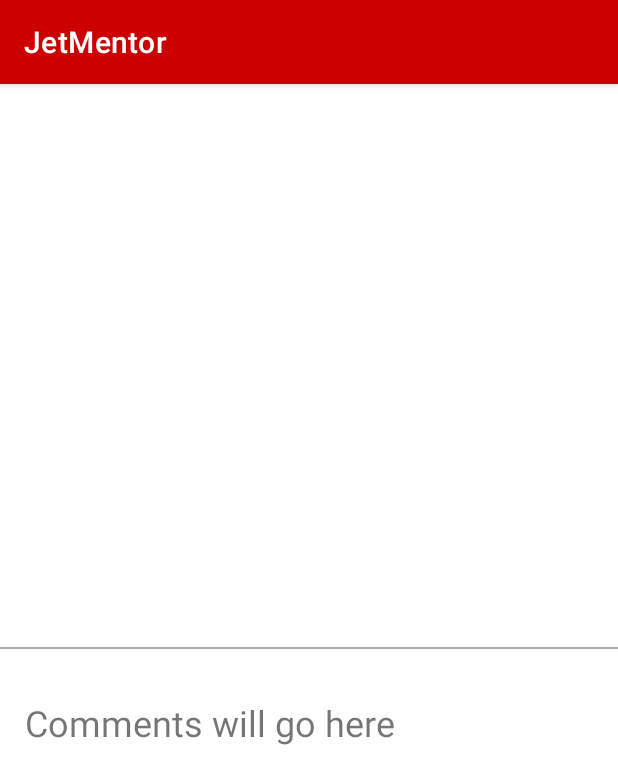
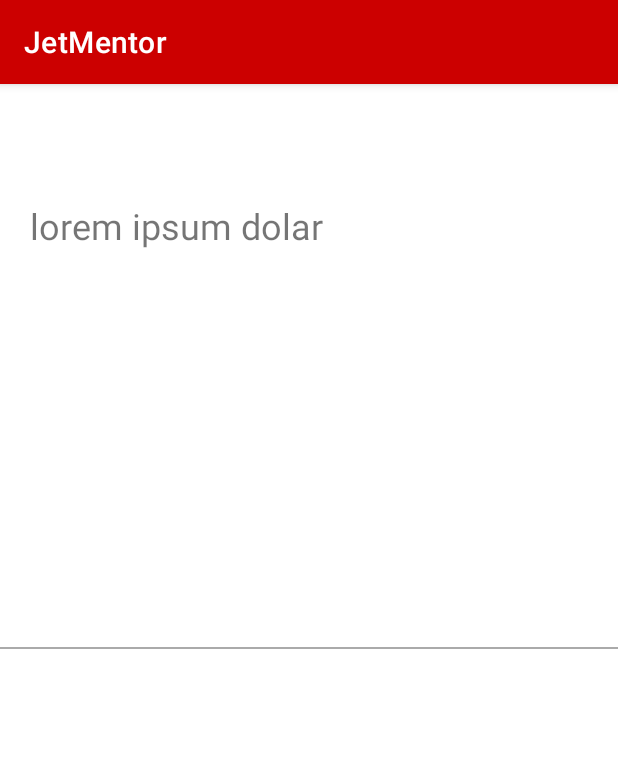
Before and after one commit to nickhaeff/JetMentor, an Android app: the openForumPostActivity screen opened directly, with no data from a screen before it, on a phone screen of 412 x 824 dp. Shown: the top 784 px of the screen. Run offline under Robolectric (Android 15) with nearby library versions, the phone set to English and light mode, and no system bars.

Commit message:
set up commenting on back end

```diff
--- a/app/src/main/java/com/example/jetmentor/ForumPost.java
+++ b/app/src/main/java/com/example/jetmentor/ForumPost.java
@@ -10,6 +10,7 @@ public class ForumPost {
     private String date;
     private int commentCount;
     private int id;
+    private String[] comments;
 
     public ForumPost(){}
 
@@ -29,6 +30,7 @@ public class ForumPost {
         this.user = user;
         this.commentCount = commentCount;
         this.id = id;
+        this.comments = null;
 
         date = new SimpleDateFormat("MM/dd").format(new Date());
     }
@@ -41,4 +43,5 @@ public class ForumPost {
     public int getId() {return id;}
     public void setId(int id) {this.id = id;}
     public String getDate() {return date;}
+    public String[] getComments() {return this.comments;}
 }
--- a/app/src/main/java/com/example/jetmentor/openForumPostActivity.java
+++ b/app/src/main/java/com/example/jetmentor/openForumPostActivity.java
@@ -1,6 +1,7 @@
 package com.example.jetmentor;
 
 import androidx.appcompat.app.AppCompatActivity;
+import androidx.recyclerview.widget.RecyclerView;
 
 import android.os.Bundle;
 import android.widget.TextView;
@@ -8,13 +9,14 @@ import android.widget.TextView;
 public class openForumPostActivity extends AppCompatActivity {
 
     private TextView title, body; //add user, date
+    private RecyclerView commentsRecyclerView;
 
     @Override
     protected void onCreate(Bundle savedInstanceState) {
         super.onCreate(savedInstanceState);
         setContentView(R.layout.activity_open_forum_post);
 
-    /*    String title = getIntent().getStringExtra("title");
+    /*    String title = getIntent().getStringExx`  tra("title");
         String user = getIntent().getStringExtra("user");
         String date = getIntent().getStringExtra("date");
         String commentCount = getIntent().getStringExtra("commentCount");
@@ -22,9 +24,12 @@ public class openForumPostActivity extends AppCompatActivity {
 
         title = findViewById(R.id.view_post_title);
         body = findViewById(R.id.view_post_body);
+        commentsRecyclerView = findViewById(R.id.commentsRecyclerView);
 
         title.setText(getIntent().getStringExtra("title"));
         body.setText(getIntent().getStringExtra("body"));
+        body.setText("lorem ipsum dolar ");
+
 
         return;
     }
--- /dev/null
+++ b/app/src/main/java/com/example/jetmentor/ui/forum/ForumCommentAdapter.java
@@ -0,0 +1,24 @@
+package com.example.jetmentor.ui.forum;
+
+import android.view.ViewGroup;
+
+import androidx.annotation.NonNull;
+import androidx.recyclerview.widget.RecyclerView;
+
+public class ForumCommentAdapter extends RecyclerView.Adapter {
+    @NonNull
+    @Override
+    public RecyclerView.ViewHolder onCreateViewHolder(@NonNull ViewGroup parent, int viewType) {
+        return null;
+    }
+
+    @Override
+    public void onBindViewHolder(@NonNull RecyclerView.ViewHolder holder, int position) {
+
+    }
+
+    @Override
+    public int getItemCount() {
+        return 0;
+    }
+}
--- a/app/src/main/res/layout/activity_open_forum_post.xml
+++ b/app/src/main/res/layout/activity_open_forum_post.xml
@@ -40,21 +40,16 @@
         app:layout_constraintStart_toStartOf="parent"
         app:layout_constraintTop_toBottomOf="@+id/view_post_title" />
 
-    <TextView
-        android:id="@+id/view_post_comment"
-        android:layout_width="374dp"
-        android:layout_height="104dp"
-        android:layout_marginStart="8dp"
-        android:layout_marginLeft="8dp"
-        android:layout_marginTop="48dp"
-        android:layout_marginEnd="8dp"
-        android:layout_marginRight="8dp"
-        android:text="Comments will go here"
-        android:textSize="24sp"
+    <androidx.recyclerview.widget.RecyclerView
+        android:id="@+id/commentsRecyclerView"
+        android:layout_width="match_parent"
+        android:layout_height="match_parent"
+        android:layout_marginTop="50dp"
+        android:layout_marginBottom="56dp"
         app:layout_constraintBottom_toBottomOf="parent"
         app:layout_constraintEnd_toEndOf="parent"
-        app:layout_constraintHorizontal_bias="0.38"
+        app:layout_constraintHorizontal_bias="0.0"
         app:layout_constraintStart_toStartOf="parent"
-        app:layout_constraintTop_toBottomOf="@+id/view_post_body"
-        app:layout_constraintVertical_bias="0.0" />
+        app:layout_constraintTop_toBottomOf="@+id/view_post_body" />
+
 </androidx.constraintlayout.widget.ConstraintLayout>
```
